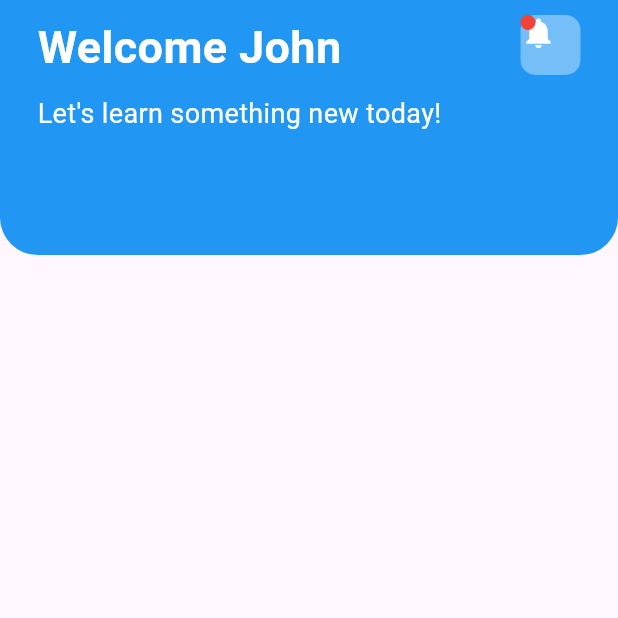
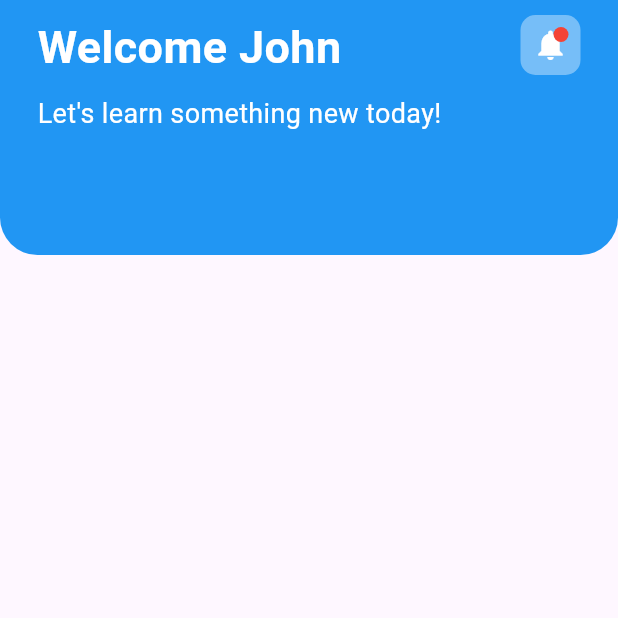
Before and after one commit to adogbeji/FlutterElearningAppPrototype, a Flutter app: the CourseHomeScreen screen opened by its route, on a phone screen of 412 x 824 dp, the top half of it. Run offline on Flutter 3.47's test engine with Material 3 defaults, Android fonts, the phone set to English and light mode, and no system bars.

Commit message:
Position notification circle at top right of bell icon

```diff
--- a/lib/views/home/widgets/course_header.dart
+++ b/lib/views/home/widgets/course_header.dart
@@ -43,7 +43,10 @@ class CourseHeader extends StatelessWidget {
                   Radius.circular(10),
                 ),
               ),
+              child: Align(
+                alignment: Alignment.center,
                 child: Stack(
+                  alignment: Alignment.topRight,
                   children: [
                     const Icon(
                       Icons.notifications,
@@ -60,6 +63,7 @@ class CourseHeader extends StatelessWidget {
                   ],
                 ),
               ),
+            ),
           ],
         ),
       ],
```
Lines whose indentation alone changed are shown as unchanged.
